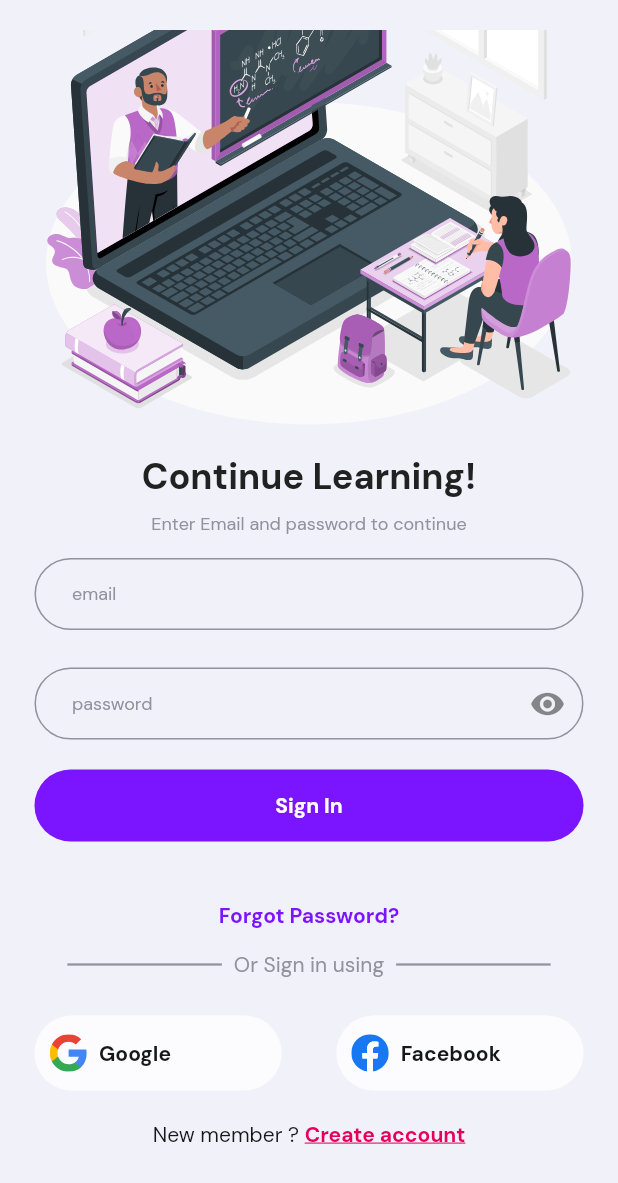
After one commit to sirajtechy/ilminneed-mobileapp, a Flutter app: the screen it shows after launch, after a tap on "Splash Screen", on a phone screen of 412 x 824 dp. The commit adds this screen. Shown: the top 1183 px of the screen. Run offline on Flutter 3.47's test engine with Material 2 defaults, Android fonts, the phone set to English and light mode, and no system bars; our stand-ins replace flutter_svg, google_fonts; missing offline and left inert: global_configuration; project files that could hold a hidden picture were left out.

Commit message:
SignIn & SignUp screens completed.

```diff
--- /dev/null
+++ b/lib/helper/resources/images.dart
@@ -0,0 +1,4 @@
+const String splashScreen = 'assets/images/learning.svg';
+const String signIn = 'assets/images/sign_in.svg';
+const String google = 'assets/images/google.svg';
+const String facebook = 'assets/images/facebook.svg';
--- /dev/null
+++ b/lib/helper/resources/strings.dart
@@ -0,0 +1,15 @@
+const CONTINUE_LEARNING = "Continue Learning!";
+const SIGN_IN_HINT = "Enter Email and password to continue";
+const SIGN_IN = "Sign In";
+const FORGOT_PASSWORD = "Forgot Password?";
+const SIGN_IN_OPTION = "Or Sign in using";
+const GOOGLE = "Google";
+const FACEBOOK = "Facebook";
+const NEW_MEMBER = "New member ? ";
+const CREATE_ACCOUNT = "Create account";
+const ALREADY_MEMBER = "Already member ? ";
+const SIGN_UP = "Sign up";
+const SIGN_UP_HEADING = "Sign up to evently";
+const SIGN_UP_HINT =
+    "Choose from 100,00 online video courses with new additions published every month!";
+const SIGN_UP_OPTION = "Or Sign up using";
--- a/lib/route_generator.dart
+++ b/lib/route_generator.dart
@@ -1,5 +1,7 @@
+import 'package:flutter/material.dart';
+
 import 'src/screen/home_screen.dart';
-import 'package:flutter/material.dart';
+import 'src/screen/splash.dart';
 
 class RouteGenerator {
   static Route<dynamic> generateRoute(RouteSettings settings) {
@@ -7,6 +9,8 @@ class RouteGenerator {
     switch (settings.name) {
       case '/':
         return MaterialPageRoute(builder: (_) => HomeScreen());
+      case '/splash':
+        return MaterialPageRoute(builder: (_) => SplashScreen());
       default:
         return _errorRoute();
     }
--- a/lib/src/screen/home_screen.dart
+++ b/lib/src/screen/home_screen.dart
@@ -1,4 +1,5 @@
 import 'package:flutter/material.dart';
+import 'package:ilminneed/src/screen/sign_in.dart';
 
 class HomeScreen extends StatefulWidget {
   @override
@@ -6,6 +7,7 @@ class HomeScreen extends StatefulWidget {
     return _HomeScreenState();
   }
 }
+
 class _HomeScreenState extends State<HomeScreen> {
   @override
   Widget build(BuildContext context) {
@@ -15,7 +17,17 @@ class _HomeScreenState extends State<HomeScreen> {
         title: Text('ilminneed'),
         backgroundColor: Colors.redAccent,
       ),
-      body: Center(),
+      body: Center(
+        child: GestureDetector(
+          child: Text('Splash Screen'),
+          onTap: () => Navigator.push(
+            context,
+            MaterialPageRoute(
+              builder: (_) => SignInScreen(),
+            ),
+          ),
+        ),
+      ),
     );
   }
 }
--- /dev/null
+++ b/lib/src/screen/sign_in.dart
@@ -0,0 +1,170 @@
+import 'package:flutter/cupertino.dart';
+import 'package:flutter/material.dart';
+import 'package:flutter_svg/flutter_svg.dart';
+import 'package:ilminneed/helper/resources/images.dart';
+import 'package:ilminneed/helper/resources/strings.dart';
+import 'package:ilminneed/src/ui_helper/colors.dart';
+import 'package:ilminneed/src/ui_helper/textFieldStyle.dart';
+import 'package:ilminneed/src/ui_helper/text_styles.dart';
+
+class SignInScreen extends StatefulWidget {
+  const SignInScreen({Key key}) : super(key: key);
+
+  @override
+  _SignInScreenState createState() => _SignInScreenState();
+}
+
+class _SignInScreenState extends State<SignInScreen> {
+  Widget SocialMediaButton(String svgAsset, String title) {
+    return Container(
+      padding: EdgeInsets.symmetric(vertical: 5, horizontal: 10),
+      decoration: socialButtonDecoration(),
+      width: MediaQuery.of(context).size.width / 2.5,
+      height: 50,
+      child: Row(
+        children: [
+          SvgPicture.asset(
+            svgAsset,
+            height: 25,
+            width: 25,
+          ),
+          SizedBox(
+            width: 8,
+          ),
+          Text(
+            title,
+            style: buttonTextStyle(konTextInputBorderTextColor),
+          )
+        ],
+      ),
+    );
+  }
+
+  @override
+  Widget build(BuildContext context) {
+    return Scaffold(
+      backgroundColor: konScaffoldBGColor,
+      body: SafeArea(
+        child: Container(
+          margin: EdgeInsets.only(top: 20, bottom: 8, left: 8, right: 8),
+          child: SingleChildScrollView(
+            child: Column(
+              mainAxisAlignment: MainAxisAlignment.start,
+              crossAxisAlignment: CrossAxisAlignment.center,
+              children: [
+                SvgPicture.asset(signIn),
+                Container(
+                  margin: EdgeInsets.only(top: 8),
+                  child: Text(
+                    CONTINUE_LEARNING,
+                    style: largeTextStyle(),
+                  ),
+                ),
+                Container(
+                  margin: EdgeInsets.only(top: 8),
+                  child: Text(
+                    SIGN_IN_HINT,
+                    style: mediumTextStyle(konLightColor),
+                  ),
+                ),
+                Container(
+                  margin: EdgeInsets.symmetric(horizontal: 15, vertical: 15),
+                  child: TextFormField(
+                    style: mediumTextStyle(konTextInputBorderTextColor),
+                    decoration: textFormFieldInputDecoration('email'),
+                  ),
+                ),
+                Container(
+                  margin: EdgeInsets.symmetric(horizontal: 15, vertical: 10),
+                  child: TextFormField(
+                    style: mediumTextStyle(konTextInputBorderTextColor),
+                    decoration: textFormFieldInputDecoration('password')
+                        .copyWith(suffixIcon: Icon(Icons.visibility)),
+                  ),
+                ),
+                Container(
+                  margin: EdgeInsets.symmetric(horizontal: 15, vertical: 10),
+                  width: double.infinity,
+                  padding: EdgeInsets.symmetric(vertical: 15),
+                  decoration: BoxDecoration(
+                    borderRadius: BorderRadius.circular(65),
+                    color: konTextInputBorderActiveColor,
+                  ),
+                  child: Center(
+                      child: Text(
+                    SIGN_IN,
+                    style: buttonTextStyle(konButtonTextColor),
+                  )),
+                ),
+                Container(
+                  margin: EdgeInsets.only(top: 30),
+                  child: Center(
+                    child: Text(
+                      FORGOT_PASSWORD,
+                      style: buttonTextStyle(konTextInputBorderActiveColor),
+                    ),
+                  ),
+                ),
+                Container(
+                  margin: EdgeInsets.only(top: 15),
+                  child: Row(
+                    mainAxisAlignment: MainAxisAlignment.center,
+                    crossAxisAlignment: CrossAxisAlignment.center,
+                    children: [
+                      Container(
+                        height: 1.5,
+                        width: MediaQuery.of(context).size.width / 4,
+                        color: konTextInputBorderFillColor,
+                      ),
+                      Container(
+                        margin: EdgeInsets.symmetric(horizontal: 8),
+                        child: Text(
+                          SIGN_IN_OPTION,
+                          style: smallTextStyle(konTextInputBorderFillColor),
+                        ),
+                      ),
+                      Container(
+                        height: 1.5,
+                        width: MediaQuery.of(context).size.width / 4,
+                        color: konTextInputBorderFillColor,
+                      ),
+                    ],
+                  ),
+                ),
+                Container(
+                  margin: EdgeInsets.only(top: 25, left: 15, right: 15),
+                  child: Row(
+                    mainAxisAlignment: MainAxisAlignment.spaceBetween,
+                    children: [
+                      SocialMediaButton(google, GOOGLE),
+                      SocialMediaButton(facebook, FACEBOOK),
+                    ],
+                  ),
+                ),
+                Container(
+                  margin: EdgeInsets.only(top: 20),
+                  child: Row(
+                    mainAxisAlignment: MainAxisAlignment.center,
+                    children: [
+                      Text(
+                        NEW_MEMBER,
+                        style: smallTextStyle(konTextInputBorderTextColor),
+                      ),
+                      Text(
+                        CREATE_ACCOUNT,
+                        style: buttonTextStyle(konPinkColor).copyWith(
+                          decoration: TextDecoration.underline,
+                          decorationColor: konPinkColor,
+                        ),
+                      ),
+                    ],
+                  ),
+                )
+              ],
+            ),
+          ),
+        ),
+      ),
+    );
+  }
+}
--- /dev/null
+++ b/lib/src/ui_helper/colors.dart
@@ -0,0 +1,15 @@
+import 'package:flutter/material.dart';
+
+const Color konPrimaryColor = Color(0xffB300E6);
+const Color konAccentColor = Color(0xffFF1A75);
+const Color konLightColor = Color(0xff91919F);
+const Color konBlackColor = Color(0xff212121);
+const Color konScaffoldBGColor = Color(0xffF1F1FA);
+const Color konTextInputBorderActiveColor = Color(0xff7C15FF);
+const Color konTextInputBorderFillColor = Color(0xff91919F);
+const Color konTextInputBorderErrorColor = Color(0xffF65C26);
+const Color konTextInputBorderTextColor = Color(0xff161719);
+const Color konButtonTextColor = Color(0xffFCFCFF);
+const Color konPinkColor = Color(0xffe6005c);
+
+//e6005c
--- /dev/null
+++ b/lib/src/ui_helper/textFieldStyle.dart
@@ -0,0 +1,51 @@
+import 'package:flutter/material.dart';
+import 'package:ilminneed/src/ui_helper/text_styles.dart';
+
+import 'colors.dart';
+
+InputDecoration textFormFieldInputDecoration(String hintText) {
+  return InputDecoration(
+    contentPadding: EdgeInsets.symmetric(
+      horizontal: 25,
+    ),
+    hintText: hintText,
+    hintStyle: mediumTextStyle(konLightColor),
+    focusedBorder: OutlineInputBorder(
+      borderRadius: BorderRadius.all(
+        Radius.circular(65.0),
+      ),
+      borderSide: BorderSide(color: konTextInputBorderActiveColor, width: 1.0),
+    ),
+    enabledBorder: OutlineInputBorder(
+      borderRadius: BorderRadius.circular(65.0),
+      borderSide: BorderSide(
+        color: konTextInputBorderFillColor,
+        width: 1.0,
+      ),
+    ),
+    errorBorder: OutlineInputBorder(
+      borderRadius: BorderRadius.circular(65.0),
+      borderSide: BorderSide(
+        color: konTextInputBorderErrorColor,
+        width: 1.0,
+      ),
+    ),
+  );
+}
+
+BoxDecoration socialButtonDecoration() {
+  return BoxDecoration(
+      borderRadius: BorderRadius.circular(50),
+      color: konButtonTextColor,
+      boxShadow: [
+        BoxShadow(
+          color: konScaffoldBGColor,
+          offset: const Offset(
+            5.0,
+            5.0,
+          ),
+          blurRadius: 10.0,
+          spreadRadius: 2.0,
+        ),
+      ]);
+}
--- /dev/null
+++ b/lib/src/ui_helper/text_styles.dart
@@ -0,0 +1,33 @@
+import 'package:flutter/material.dart';
+import 'package:google_fonts/google_fonts.dart';
+
+import 'colors.dart';
+
+TextStyle largeTextStyle() {
+  return GoogleFonts.dmSans(
+      fontSize: 24, fontWeight: FontWeight.w700, color: konBlackColor);
+}
+
+TextStyle mediumTextStyle(Color color) {
+  return GoogleFonts.dmSans(
+    fontWeight: FontWeight.w400,
+    fontSize: 12,
+    color: color,
+  );
+}
+
+TextStyle buttonTextStyle(Color color) {
+  return GoogleFonts.dmSans(
+    fontWeight: FontWeight.w700,
+    fontSize: 14,
+    color: color,
+  );
+}
+
+TextStyle smallTextStyle(Color color) {
+  return GoogleFonts.dmSans(
+    fontWeight: FontWeight.w400,
+    fontSize: 14,
+    color: color,
+  );
+}
--- a/pubspec.yaml
+++ b/pubspec.yaml
@@ -29,6 +29,8 @@ dependencies:
   # Use with the CupertinoIcons class for iOS style icons.
   cupertino_icons: ^1.0.0
   global_configuration: ^1.6.0
+  flutter_svg: ^0.18.1
+  google_fonts: ^1.1.2
 
 dev_dependencies:
   flutter_test:
@@ -48,6 +50,7 @@ flutter:
   # To add assets to your application, add an assets section, like this:
   assets:
     - assets/cfg/
+    - assets/images/
   #   - images/a_dot_burr.jpeg
   #   - images/a_dot_ham.jpeg
 
```
Also changed, not shown: lib/src/screen/sign_up.dart (added, +170 -0 lines), lib/src/screen/splash.dart (added, +21 -0 lines), assets/images/facebook.svg (added), assets/images/google.svg (added), assets/images/learning.svg (added), assets/images/sign_in.svg (added), assets/images/splash_screen.svg (added).
